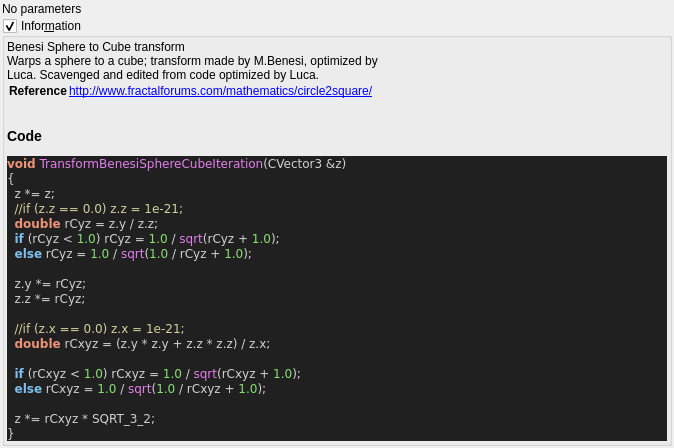
First picture: the form in mandelbulber2/qt_data/fractal_transf_benesi_sphere_cube.ui, repository buddhi1980/mandelbulber2, before the edit.
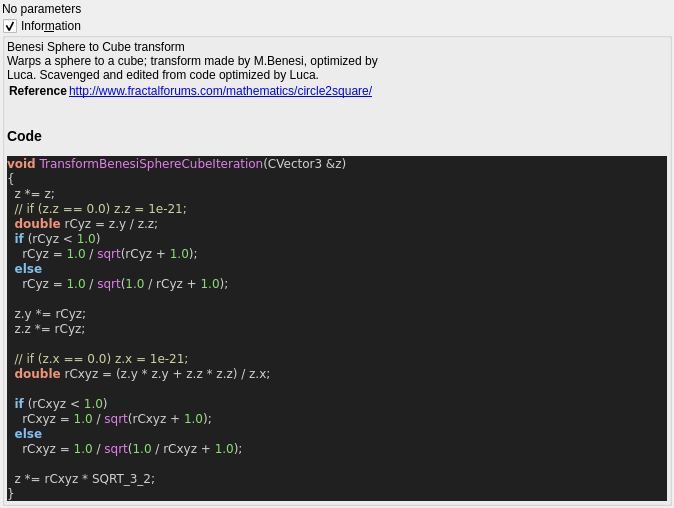
Second picture: the form after the edit. Custom widgets are drawn as their Qt base class.

Commit message:
source code format for fractal_formulas.cpp
- now complete code base is refactored!
- also regenerated ui files with populateUiInformation.php
- codeStyleCheck.php is now fully functional and can be used auto
refactor the code base (may be a little slow)

```diff
--- a/mandelbulber2/qt_data/fractal_transf_benesi_sphere_cube.ui
+++ b/mandelbulber2/qt_data/fractal_transf_benesi_sphere_cube.ui
@@ -78,19 +78,23 @@
 &lt;pre style=&quot;color:#d0d0d0; background-color:#202020;  font-family:'Courier New',monospace;&quot;&gt;&lt;span style=&quot;color:#f09479; font-weight:bold&quot;&gt;void&lt;/span&gt; &lt;span style=&quot;color:#e47eed&quot;&gt;TransformBenesiSphereCubeIteration&lt;/span&gt;&lt;span style=&quot;color:#d0d0d0&quot;&gt;(&lt;/span&gt;CVector3 &lt;span style=&quot;color:#d0d0d0&quot;&gt;&amp;amp;&lt;/span&gt;z&lt;span style=&quot;color:#d0d0d0&quot;&gt;)&lt;/span&gt;
 &lt;span style=&quot;color:#d0d0d0&quot;&gt;{&lt;/span&gt;
   z &lt;span style=&quot;color:#d0d0d0&quot;&gt;*=&lt;/span&gt; z&lt;span style=&quot;color:#d0d0d0&quot;&gt;;&lt;/span&gt;
-  &lt;span style=&quot;color:#d0d0a0&quot;&gt;//if (z.z == 0.0) z.z = 1e-21;&lt;/span&gt;
+  &lt;span style=&quot;color:#d0d0a0&quot;&gt;// if (z.z == 0.0) z.z = 1e-21;&lt;/span&gt;
   &lt;span style=&quot;color:#f09479; font-weight:bold&quot;&gt;double&lt;/span&gt; rCyz &lt;span style=&quot;color:#d0d0d0&quot;&gt;=&lt;/span&gt; z&lt;span style=&quot;color:#d0d0d0&quot;&gt;.&lt;/span&gt;y &lt;span style=&quot;color:#d0d0d0&quot;&gt;/&lt;/span&gt; z&lt;span style=&quot;color:#d0d0d0&quot;&gt;.&lt;/span&gt;z&lt;span style=&quot;color:#d0d0d0&quot;&gt;;&lt;/span&gt;
-  &lt;span style=&quot;color:#7ec0ee; font-weight:bold&quot;&gt;if&lt;/span&gt; &lt;span style=&quot;color:#d0d0d0&quot;&gt;(&lt;/span&gt;rCyz &lt;span style=&quot;color:#d0d0d0&quot;&gt;&amp;lt;&lt;/span&gt; &lt;span style=&quot;color:#87df71&quot;&gt;1.0&lt;/span&gt;&lt;span style=&quot;color:#d0d0d0&quot;&gt;)&lt;/span&gt; rCyz &lt;span style=&quot;color:#d0d0d0&quot;&gt;=&lt;/span&gt; &lt;span style=&quot;color:#87df71&quot;&gt;1.0&lt;/span&gt; &lt;span style=&quot;color:#d0d0d0&quot;&gt;/&lt;/span&gt; &lt;span style=&quot;color:#e47eed&quot;&gt;sqrt&lt;/span&gt;&lt;span style=&quot;color:#d0d0d0&quot;&gt;(&lt;/span&gt;rCyz &lt;span style=&quot;color:#d0d0d0&quot;&gt;+&lt;/span&gt; &lt;span style=&quot;color:#87df71&quot;&gt;1.0&lt;/span&gt;&lt;span style=&quot;color:#d0d0d0&quot;&gt;);&lt;/span&gt;
-  &lt;span style=&quot;color:#7ec0ee; font-weight:bold&quot;&gt;else&lt;/span&gt; rCyz &lt;span style=&quot;color:#d0d0d0&quot;&gt;=&lt;/span&gt; &lt;span style=&quot;color:#87df71&quot;&gt;1.0&lt;/span&gt; &lt;span style=&quot;color:#d0d0d0&quot;&gt;/&lt;/span&gt; &lt;span style=&quot;color:#e47eed&quot;&gt;sqrt&lt;/span&gt;&lt;span style=&quot;color:#d0d0d0&quot;&gt;(&lt;/span&gt;&lt;span style=&quot;color:#87df71&quot;&gt;1.0&lt;/span&gt; &lt;span style=&quot;color:#d0d0d0&quot;&gt;/&lt;/span&gt; rCyz &lt;span style=&quot;color:#d0d0d0&quot;&gt;+&lt;/span&gt; &lt;span style=&quot;color:#87df71&quot;&gt;1.0&lt;/span&gt;&lt;span style=&quot;color:#d0d0d0&quot;&gt;);&lt;/span&gt;
+  &lt;span style=&quot;color:#7ec0ee; font-weight:bold&quot;&gt;if&lt;/span&gt; &lt;span style=&quot;color:#d0d0d0&quot;&gt;(&lt;/span&gt;rCyz &lt;span style=&quot;color:#d0d0d0&quot;&gt;&amp;lt;&lt;/span&gt; &lt;span style=&quot;color:#87df71&quot;&gt;1.0&lt;/span&gt;&lt;span style=&quot;color:#d0d0d0&quot;&gt;)&lt;/span&gt;
+    rCyz &lt;span style=&quot;color:#d0d0d0&quot;&gt;=&lt;/span&gt; &lt;span style=&quot;color:#87df71&quot;&gt;1.0&lt;/span&gt; &lt;span style=&quot;color:#d0d0d0&quot;&gt;/&lt;/span&gt; &lt;span style=&quot;color:#e47eed&quot;&gt;sqrt&lt;/span&gt;&lt;span style=&quot;color:#d0d0d0&quot;&gt;(&lt;/span&gt;rCyz &lt;span style=&quot;color:#d0d0d0&quot;&gt;+&lt;/span&gt; &lt;span style=&quot;color:#87df71&quot;&gt;1.0&lt;/span&gt;&lt;span style=&quot;color:#d0d0d0&quot;&gt;);&lt;/span&gt;
+  &lt;span style=&quot;color:#7ec0ee; font-weight:bold&quot;&gt;else&lt;/span&gt;
+    rCyz &lt;span style=&quot;color:#d0d0d0&quot;&gt;=&lt;/span&gt; &lt;span style=&quot;color:#87df71&quot;&gt;1.0&lt;/span&gt; &lt;span style=&quot;color:#d0d0d0&quot;&gt;/&lt;/span&gt; &lt;span style=&quot;color:#e47eed&quot;&gt;sqrt&lt;/span&gt;&lt;span style=&quot;color:#d0d0d0&quot;&gt;(&lt;/span&gt;&lt;span style=&quot;color:#87df71&quot;&gt;1.0&lt;/span&gt; &lt;span style=&quot;color:#d0d0d0&quot;&gt;/&lt;/span&gt; rCyz &lt;span style=&quot;color:#d0d0d0&quot;&gt;+&lt;/span&gt; &lt;span style=&quot;color:#87df71&quot;&gt;1.0&lt;/span&gt;&lt;span style=&quot;color:#d0d0d0&quot;&gt;);&lt;/span&gt;
 
   z&lt;span style=&quot;color:#d0d0d0&quot;&gt;.&lt;/span&gt;y &lt;span style=&quot;color:#d0d0d0&quot;&gt;*=&lt;/span&gt; rCyz&lt;span style=&quot;color:#d0d0d0&quot;&gt;;&lt;/span&gt;
   z&lt;span style=&quot;color:#d0d0d0&quot;&gt;.&lt;/span&gt;z &lt;span style=&quot;color:#d0d0d0&quot;&gt;*=&lt;/span&gt; rCyz&lt;span style=&quot;color:#d0d0d0&quot;&gt;;&lt;/span&gt;
 
-  &lt;span style=&quot;color:#d0d0a0&quot;&gt;//if (z.x == 0.0) z.x = 1e-21;&lt;/span&gt;
+  &lt;span style=&quot;color:#d0d0a0&quot;&gt;// if (z.x == 0.0) z.x = 1e-21;&lt;/span&gt;
   &lt;span style=&quot;color:#f09479; font-weight:bold&quot;&gt;double&lt;/span&gt; rCxyz &lt;span style=&quot;color:#d0d0d0&quot;&gt;= (&lt;/span&gt;z&lt;span style=&quot;color:#d0d0d0&quot;&gt;.&lt;/span&gt;y &lt;span style=&quot;color:#d0d0d0&quot;&gt;*&lt;/span&gt; z&lt;span style=&quot;color:#d0d0d0&quot;&gt;.&lt;/span&gt;y &lt;span style=&quot;color:#d0d0d0&quot;&gt;+&lt;/span&gt; z&lt;span style=&quot;color:#d0d0d0&quot;&gt;.&lt;/span&gt;z &lt;span style=&quot;color:#d0d0d0&quot;&gt;*&lt;/span&gt; z&lt;span style=&quot;color:#d0d0d0&quot;&gt;.&lt;/span&gt;z&lt;span style=&quot;color:#d0d0d0&quot;&gt;) /&lt;/span&gt; z&lt;span style=&quot;color:#d0d0d0&quot;&gt;.&lt;/span&gt;x&lt;span style=&quot;color:#d0d0d0&quot;&gt;;&lt;/span&gt;
 
-  &lt;span style=&quot;color:#7ec0ee; font-weight:bold&quot;&gt;if&lt;/span&gt; &lt;span style=&quot;color:#d0d0d0&quot;&gt;(&lt;/span&gt;rCxyz &lt;span style=&quot;color:#d0d0d0&quot;&gt;&amp;lt;&lt;/span&gt; &lt;span style=&quot;color:#87df71&quot;&gt;1.0&lt;/span&gt;&lt;span style=&quot;color:#d0d0d0&quot;&gt;)&lt;/span&gt; rCxyz &lt;span style=&quot;color:#d0d0d0&quot;&gt;=&lt;/span&gt; &lt;span style=&quot;color:#87df71&quot;&gt;1.0&lt;/span&gt; &lt;span style=&quot;color:#d0d0d0&quot;&gt;/&lt;/span&gt; &lt;span style=&quot;color:#e47eed&quot;&gt;sqrt&lt;/span&gt;&lt;span style=&quot;color:#d0d0d0&quot;&gt;(&lt;/span&gt;rCxyz &lt;span style=&quot;color:#d0d0d0&quot;&gt;+&lt;/span&gt; &lt;span style=&quot;color:#87df71&quot;&gt;1.0&lt;/span&gt;&lt;span style=&quot;color:#d0d0d0&quot;&gt;);&lt;/span&gt;
-  &lt;span style=&quot;color:#7ec0ee; font-weight:bold&quot;&gt;else&lt;/span&gt; rCxyz &lt;span style=&quot;color:#d0d0d0&quot;&gt;=&lt;/span&gt; &lt;span style=&quot;color:#87df71&quot;&gt;1.0&lt;/span&gt; &lt;span style=&quot;color:#d0d0d0&quot;&gt;/&lt;/span&gt; &lt;span style=&quot;color:#e47eed&quot;&gt;sqrt&lt;/span&gt;&lt;span style=&quot;color:#d0d0d0&quot;&gt;(&lt;/span&gt;&lt;span style=&quot;color:#87df71&quot;&gt;1.0&lt;/span&gt; &lt;span style=&quot;color:#d0d0d0&quot;&gt;/&lt;/span&gt; rCxyz &lt;span style=&quot;color:#d0d0d0&quot;&gt;+&lt;/span&gt; &lt;span style=&quot;color:#87df71&quot;&gt;1.0&lt;/span&gt;&lt;span style=&quot;color:#d0d0d0&quot;&gt;);&lt;/span&gt;
+  &lt;span style=&quot;color:#7ec0ee; font-weight:bold&quot;&gt;if&lt;/span&gt; &lt;span style=&quot;color:#d0d0d0&quot;&gt;(&lt;/span&gt;rCxyz &lt;span style=&quot;color:#d0d0d0&quot;&gt;&amp;lt;&lt;/span&gt; &lt;span style=&quot;color:#87df71&quot;&gt;1.0&lt;/span&gt;&lt;span style=&quot;color:#d0d0d0&quot;&gt;)&lt;/span&gt;
+    rCxyz &lt;span style=&quot;color:#d0d0d0&quot;&gt;=&lt;/span&gt; &lt;span style=&quot;color:#87df71&quot;&gt;1.0&lt;/span&gt; &lt;span style=&quot;color:#d0d0d0&quot;&gt;/&lt;/span&gt; &lt;span style=&quot;color:#e47eed&quot;&gt;sqrt&lt;/span&gt;&lt;span style=&quot;color:#d0d0d0&quot;&gt;(&lt;/span&gt;rCxyz &lt;span style=&quot;color:#d0d0d0&quot;&gt;+&lt;/span&gt; &lt;span style=&quot;color:#87df71&quot;&gt;1.0&lt;/span&gt;&lt;span style=&quot;color:#d0d0d0&quot;&gt;);&lt;/span&gt;
+  &lt;span style=&quot;color:#7ec0ee; font-weight:bold&quot;&gt;else&lt;/span&gt;
+    rCxyz &lt;span style=&quot;color:#d0d0d0&quot;&gt;=&lt;/span&gt; &lt;span style=&quot;color:#87df71&quot;&gt;1.0&lt;/span&gt; &lt;span style=&quot;color:#d0d0d0&quot;&gt;/&lt;/span&gt; &lt;span style=&quot;color:#e47eed&quot;&gt;sqrt&lt;/span&gt;&lt;span style=&quot;color:#d0d0d0&quot;&gt;(&lt;/span&gt;&lt;span style=&quot;color:#87df71&quot;&gt;1.0&lt;/span&gt; &lt;span style=&quot;color:#d0d0d0&quot;&gt;/&lt;/span&gt; rCxyz &lt;span style=&quot;color:#d0d0d0&quot;&gt;+&lt;/span&gt; &lt;span style=&quot;color:#87df71&quot;&gt;1.0&lt;/span&gt;&lt;span style=&quot;color:#d0d0d0&quot;&gt;);&lt;/span&gt;
 
   z &lt;span style=&quot;color:#d0d0d0&quot;&gt;*=&lt;/span&gt; rCxyz &lt;span style=&quot;color:#d0d0d0&quot;&gt;*&lt;/span&gt; SQRT_3_2&lt;span style=&quot;color:#d0d0d0&quot;&gt;;&lt;/span&gt;
 &lt;span style=&quot;color:#d0d0d0&quot;&gt;}&lt;/span&gt;
```
The commit also changes 101 other files.
